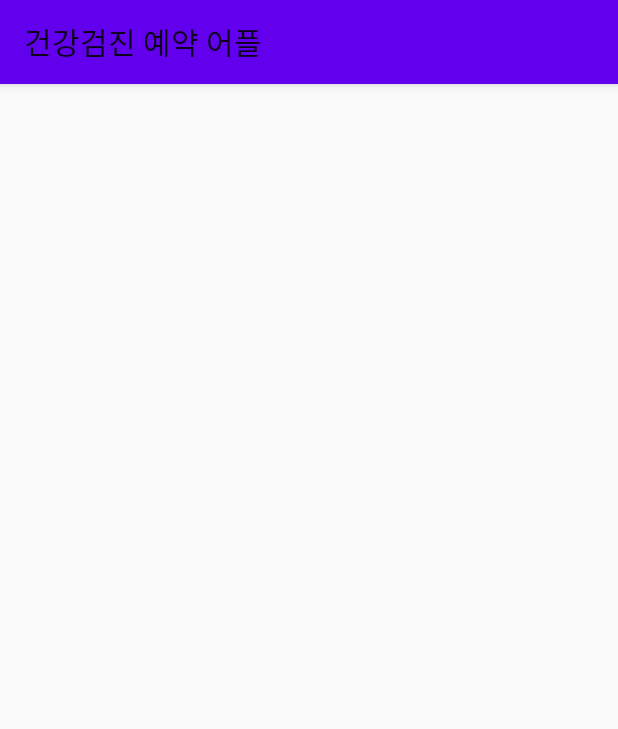
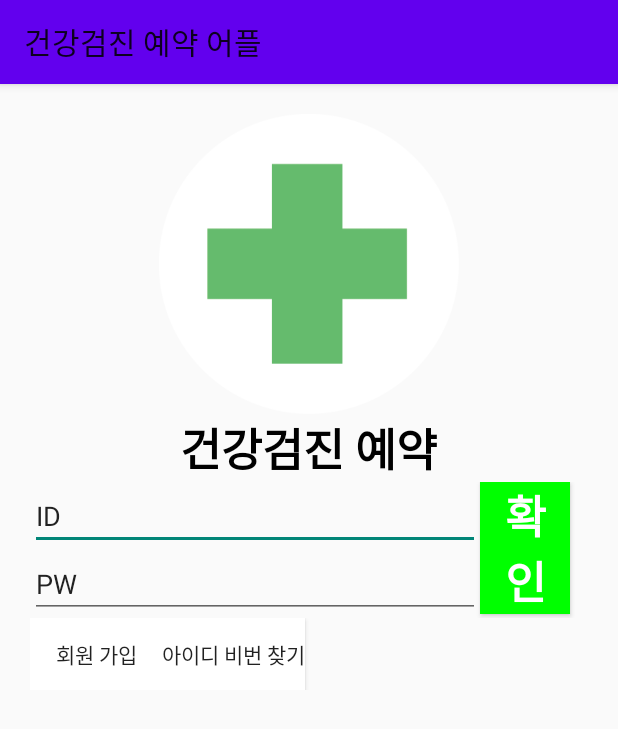
Before and after one commit to JiYeon0203/android_mobile_project, an Android app: the screen it shows after launch (MainActivity), on a phone screen of 412 x 824 dp. Shown: the top 729 px of the screen. Run offline under Robolectric (Android 15) with nearby library versions, the phone set to English and light mode, and no system bars.

Commit message:
06-02 update

```diff
--- a/app/src/main/res/layout/activity_main.xml
+++ b/app/src/main/res/layout/activity_main.xml
@@ -8,10 +8,78 @@
     android:orientation="vertical"
     android:layout_margin="20dp">
 
+    <ImageView
+        android:layout_width="200dp"
+        android:layout_height="200dp"
+        android:layout_gravity="center"
+        android:src="@drawable/hospital">
+    </ImageView>
+
+    <TextView
+        android:layout_width="wrap_content"
+        android:layout_height="wrap_content"
+        android:text="건강검진 예약"
+        android:layout_gravity="center"
+        android:textSize="30dp"
+        android:textStyle="bold"
+        android:textColor="@color/black">
+    </TextView>
+
     <LinearLayout
         android:layout_width="match_parent"
         android:layout_height="wrap_content">
 
+        <LinearLayout
+            android:layout_width="wrap_content"
+            android:layout_height="wrap_content"
+            android:orientation="vertical">
+
+                <EditText
+                    android:id="@+id/Edit_ID"
+                    android:layout_width="300dp"
+                    android:layout_height="wrap_content"
+                    android:text="ID"                    >
+                </EditText>
+
+                <EditText
+                    android:id="@+id/Edit_PW"
+                    android:layout_width="300dp"
+                    android:layout_height="wrap_content"
+                    android:text="PW">
+                </EditText>
+
+        </LinearLayout>
+
+        <Button
+            android:id="@+id/btnOkay"
+            android:layout_width="60dp"
+            android:layout_height="wrap_content"
+            android:text="확\n인"
+            android:textStyle="bold"
+            android:textSize="30dp"
+            android:textColor="#ffffff"
+            android:background="#00ff00">
+        </Button>
+    </LinearLayout>
+
+    <LinearLayout
+        android:layout_width="match_parent"
+        android:layout_height="wrap_content">
+        <Button
+            android:id="@+id/btnSignUp"
+            android:layout_width="wrap_content"
+            android:layout_height="wrap_content"
+            android:text="회원 가입"
+            android:background="@color/white">
+        </Button>
+
+        <Button
+            android:id="@+id/btnID_PW"
+            android:layout_width="wrap_content"
+            android:layout_height="wrap_content"
+            android:text="아이디 비번 찾기"
+            android:background="@color/white">
+        </Button>
     </LinearLayout>
 
 
```
